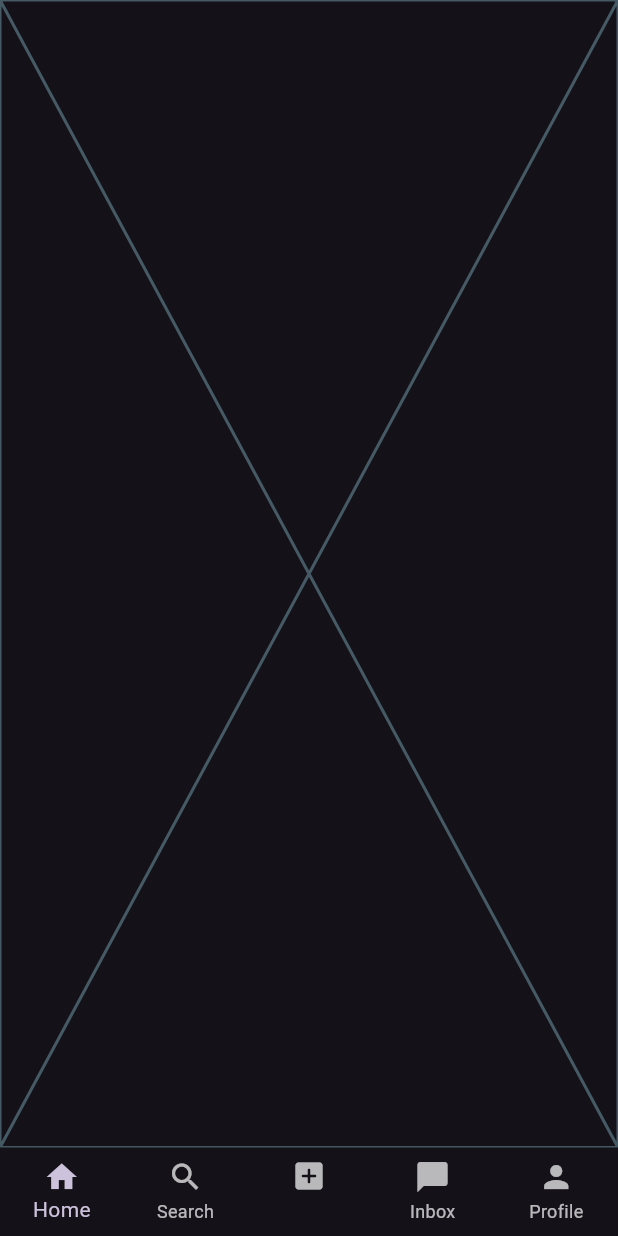
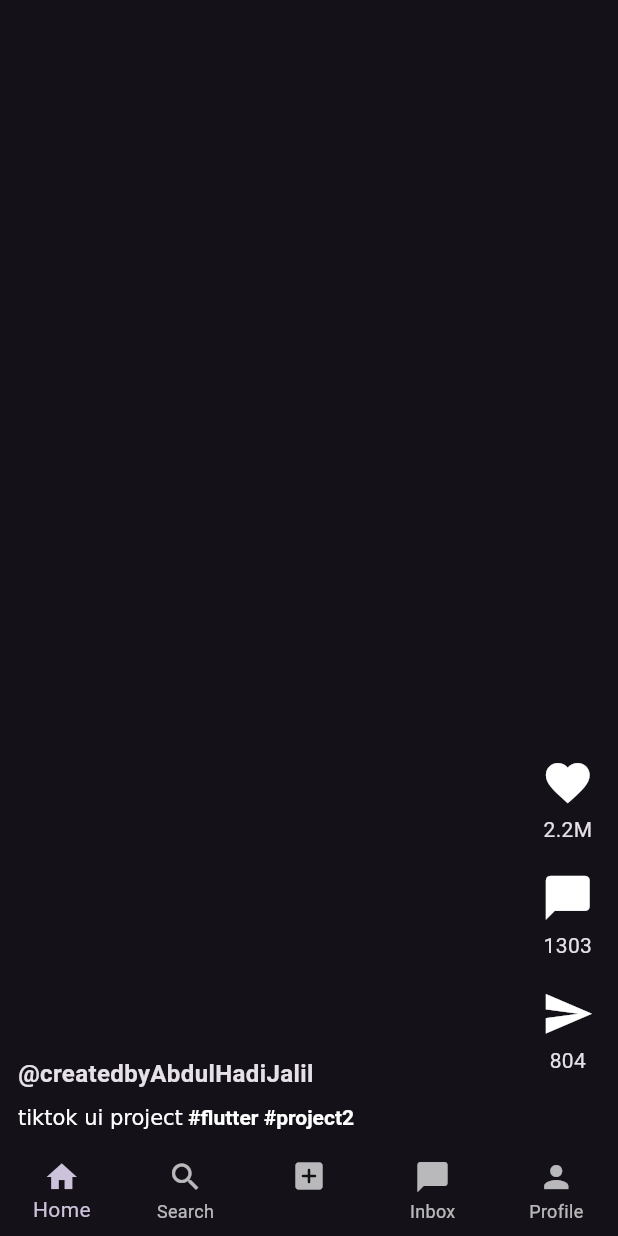
Before and after one commit to Abdul-Hadi-Jalil/minimalist-tiktok-ui-clone, a Flutter app: the screen it shows after launch, on a phone screen of 412 x 824 dp. Run offline on Flutter 3.47's test engine with Material 3 defaults, Android fonts, the phone set to English and light mode, and no system bars.

Commit message:
created a template for user posts

```diff
--- /dev/null
+++ b/lib/posts/user_post1.dart
@@ -0,0 +1,69 @@
+import 'package:flutter/material.dart';
+
+class UserPost1 extends StatelessWidget {
+  const UserPost1({super.key});
+
+  @override
+  Widget build(BuildContext context) {
+    return Scaffold(
+      body: Stack(
+        children: [
+          // post at the background
+
+          // user name and caption
+          Padding(
+            padding: EdgeInsetsGeometry.all(12),
+            child: Column(
+              crossAxisAlignment: CrossAxisAlignment.start,
+              mainAxisAlignment: MainAxisAlignment.end,
+              children: [
+                Text(
+                  '@createdbyAbdulHadiJalil',
+                  style: TextStyle(fontSize: 16, fontWeight: FontWeight.bold),
+                ),
+                SizedBox(height: 10),
+                RichText(
+                  text: TextSpan(
+                    children: [
+                      TextSpan(text: "tiktok ui project"),
+                      TextSpan(
+                        text: " #flutter #project2",
+                        style: TextStyle(fontWeight: FontWeight.bold),
+                      ),
+                    ],
+                  ),
+                ),
+              ],
+            ),
+          ),
+
+          // buttons
+          Padding(
+            padding: EdgeInsetsGeometry.only(right: 16, bottom: 48),
+            child: Align(
+              alignment: AlignmentGeometry.bottomRight,
+              child: Column(
+                mainAxisAlignment: MainAxisAlignment.end,
+                spacing: 4,
+                children: [
+                  Icon(Icons.favorite, size: 35),
+                  Text('2.2M'),
+
+                  SizedBox(height: 10),
+
+                  Icon(Icons.chat_bubble, size: 35),
+                  Text('1303'),
+
+                  SizedBox(height: 10),
+
+                  Icon(Icons.send, size: 35),
+                  Text('804'),
+                ],
+              ),
+            ),
+          ),
+        ],
+      ),
+    );
+  }
+}
--- a/lib/screens/home_screen.dart
+++ b/lib/screens/home_screen.dart
@@ -1,10 +1,19 @@
 import 'package:flutter/material.dart';
+import 'package:minmalist_tiktok_ui_clone/posts/user_post1.dart';
+import 'package:minmalist_tiktok_ui_clone/posts/user_post2.dart';
+import 'package:minmalist_tiktok_ui_clone/posts/user_post3.dart';
+import 'package:minmalist_tiktok_ui_clone/posts/user_post4.dart';
 
 class HomeScreen extends StatelessWidget {
   const HomeScreen({super.key});
 
   @override
   Widget build(BuildContext context) {
-    return const Placeholder();
+    return Scaffold(
+      body: PageView(
+        scrollDirection: Axis.vertical,
+        children: [UserPost1(), UserPost2(), UserPost3(), UserPost4()],
+      ),
+    );
   }
 }
```
Also changed, not shown: lib/posts/user_post2.dart (added, +10 -0 lines), lib/posts/user_post3.dart (added, +10 -0 lines), lib/posts/user_post4.dart (added, +10 -0 lines), lib/widgets/post_template.dart (added, +87 -0 lines).
